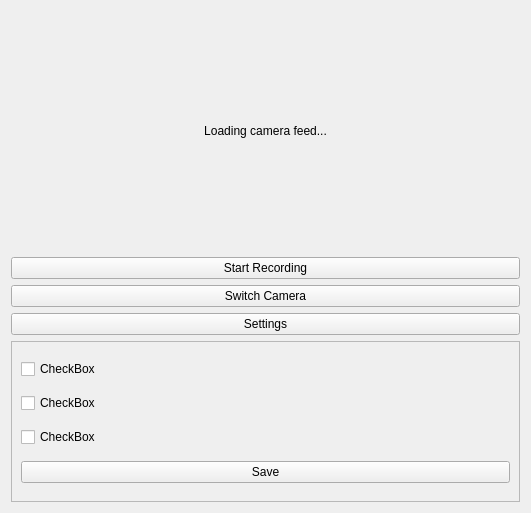
Old version of the form app/ui/main_window.ui in the repository Stefanos0710/SignAI.
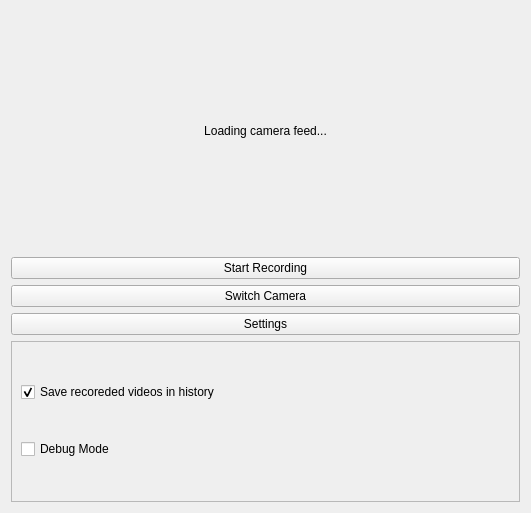
New version of the form.

Commit message:
Add settings management for debug and history options
Introduced a Settings class to handle loading and saving user preferences for debug mode and video history. Updated the UI to include checkboxes for these options and wired them to persist changes. Initial settings file is created and loaded automatically.

The edit to the form file:
```diff
--- a/app/ui/main_window.ui
+++ b/app/ui/main_window.ui
@@ -64,30 +64,25 @@
      </property>
      <layout class="QVBoxLayout" name="verticalLayout_2">
       <item>
-       <widget class="QCheckBox" name="checkBox">
-        <property name="text">
-         <string>CheckBox</string>
+       <widget class="QCheckBox" name="checkHistory">
+        <property name="enabled">
+         <bool>true</bool>
         </property>
-       </widget>
-      </item>
-      <item>
-       <widget class="QCheckBox" name="checkBox_3">
-        <property name="text">
-         <string>CheckBox</string>
+        <property name="tabletTracking">
+         <bool>false</bool>
         </property>
-       </widget>
-      </item>
-      <item>
-       <widget class="QCheckBox" name="checkBox_2">
         <property name="text">
-         <string>CheckBox</string>
+         <string>Save recoreded videos in history</string>
         </property>
+        <property name="checked">
+         <bool>true</bool>
+        </property>
        </widget>
       </item>
       <item>
-       <widget class="QPushButton" name="saveSettingsButton">
+       <widget class="QCheckBox" name="CheckDebugMode">
         <property name="text">
-         <string>Save</string>
+         <string>Debug Mode</string>
         </property>
        </widget>
       </item>
```
The commit also changes 3 other files.
